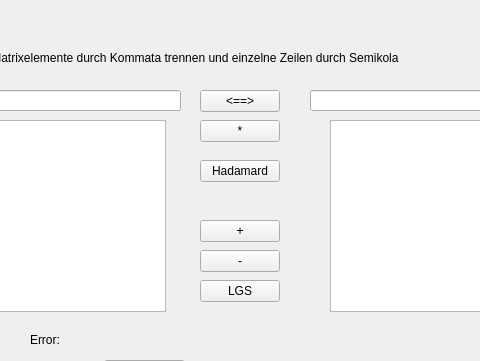
FelixMaetzler/Taschenrechner, file matrix.ui: the form before one commit; both pictures show x 190 to 670 and y 0 to 361 of the 945 by 864 pixel window.
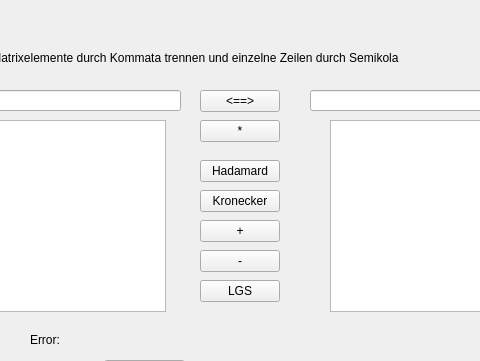
The form after the commit.

Patch:
```diff
--- a/matrix.ui
+++ b/matrix.ui
@@ -286,6 +286,19 @@
      <string>Hadamard</string>
     </property>
    </widget>
+   <widget class="QPushButton" name="ButtonKronecker">
+    <property name="geometry">
+     <rect>
+      <x>390</x>
+      <y>190</y>
+      <width>80</width>
+      <height>22</height>
+     </rect>
+    </property>
+    <property name="text">
+     <string>Kronecker</string>
+    </property>
+   </widget>
   </widget>
   <widget class="QMenuBar" name="menubar">
    <property name="geometry">
```
